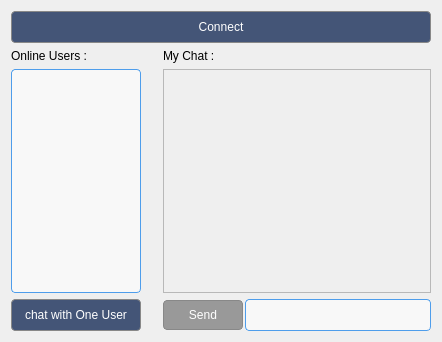
aliabodaraa/chat_disktop_application_with_Qt, file Client/chatwindow.ui: the form before one commit.
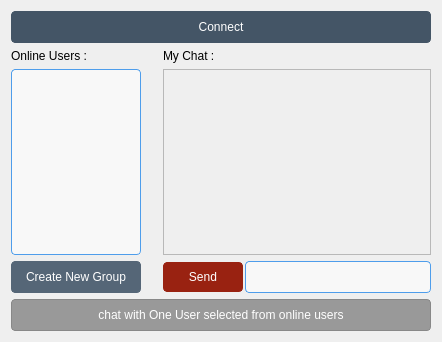
The form after the commit.

Commit message: #5: Add create group

Patch:
```diff
--- a/Client/chatwindow.ui
+++ b/Client/chatwindow.ui
@@ -13,23 +13,54 @@
   <property name="windowTitle">
    <string>Qt Simple Chat Client</string>
   </property>
+  <property name="autoFillBackground">
+   <bool>false</bool>
+  </property>
   <property name="styleSheet">
    <string notr="true"/>
   </property>
   <layout class="QGridLayout" name="gridLayout">
+   <item row="3" column="0">
+    <widget class="QPushButton" name="creatnewgroup">
+     <property name="styleSheet">
+      <string notr="true">QPushButton {
+padding:2px;
+height:26%;
+width:10%;
+border-radius: 4;
+background-color: #567;
+border:1px solid #567;
+color:white;}
+QPushButton:hover:!pressed
+{
+  border: 1px solid #333;
+ background-color: #333;
+}</string>
+     </property>
+     <property name="text">
+      <string>Create New Group</string>
+     </property>
+    </widget>
+   </item>
    <item row="0" column="0" colspan="3">
     <widget class="QPushButton" name="connectButton">
      <property name="autoFillBackground">
       <bool>false</bool>
      </property>
      <property name="styleSheet">
-      <string notr="true">padding:2px;
+      <string notr="true">QPushButton {
+padding:2px;
 height:26%;
 width:10%;
 border-radius: 4;
-background-color: #457;
-border:1px solid #888;
-color:white;</string>
+background-color: #456;
+border:1px solid #456;
+color:white;}
+QPushButton:hover:!pressed
+{
+  border: 1px solid #333;
+ background-color: #333;
+}</string>
      </property>
      <property name="text">
       <string>Connect</string>
@@ -121,10 +152,32 @@
    border-radius: 4;
    background-color: #666;
    border:1px solid #888;
+}
+
+QListWidget::item:selected
+{
+  border: 1px solid #789;
+ background-color: #789;
 }</string>
      </property>
     </widget>
    </item>
+   <item row="2" column="1">
+    <spacer name="horizontalSpacer">
+     <property name="orientation">
+      <enum>Qt::Horizontal</enum>
+     </property>
+     <property name="sizeType">
+      <enum>QSizePolicy::Minimum</enum>
+     </property>
+     <property name="sizeHint" stdset="0">
+      <size>
+       <width>10</width>
+       <height>70</height>
+      </size>
+     </property>
+    </spacer>
+   </item>
    <item row="3" column="2">
     <layout class="QHBoxLayout" name="horizontalLayout" stretch="3,7">
      <property name="spacing">
@@ -154,13 +207,19 @@
         </size>
        </property>
        <property name="styleSheet">
-        <string notr="true">padding:2px;
+        <string notr="true">QPushButton {
+padding:2px;
 height:26%;
 width:10%;
 border-radius: 4;
-background-color: #999;
-border:1px solid #888;
-color:white;</string>
+background-color: #921;
+border:1px solid #921;
+color:white;}
+QPushButton:hover:!pressed
+{
+  border: 1px solid #789;
+ background-color: #789;
+}</string>
        </property>
        <property name="text">
         <string>Send</string>
@@ -192,35 +251,25 @@
      </item>
     </layout>
    </item>
-   <item row="2" column="1">
-    <spacer name="horizontalSpacer">
-     <property name="orientation">
-      <enum>Qt::Horizontal</enum>
-     </property>
-     <property name="sizeType">
-      <enum>QSizePolicy::Minimum</enum>
-     </property>
-     <property name="sizeHint" stdset="0">
-      <size>
-       <width>10</width>
-       <height>70</height>
-      </size>
-     </property>
-    </spacer>
-   </item>
-   <item row="3" column="0">
+   <item row="4" column="0" colspan="3">
     <widget class="QPushButton" name="ButtonChatOneUser">
      <property name="styleSheet">
-      <string notr="true">padding:2px;
+      <string notr="true">QPushButton {
+padding:2px;
 height:26%;
 width:10%;
 border-radius: 4;
-background-color: #457;
+background-color: #999;
 border:1px solid #888;
-color:white;</string>
+color:white;}
+QPushButton:hover:!pressed
+{
+  border: 1px solid #763;
+ background-color: #763;
+}</string>
      </property>
      <property name="text">
-      <string>chat with One User</string>
+      <string>chat with One User selected from online users</string>
      </property>
     </widget>
    </item>
```
The commit also changes 14 other files.
